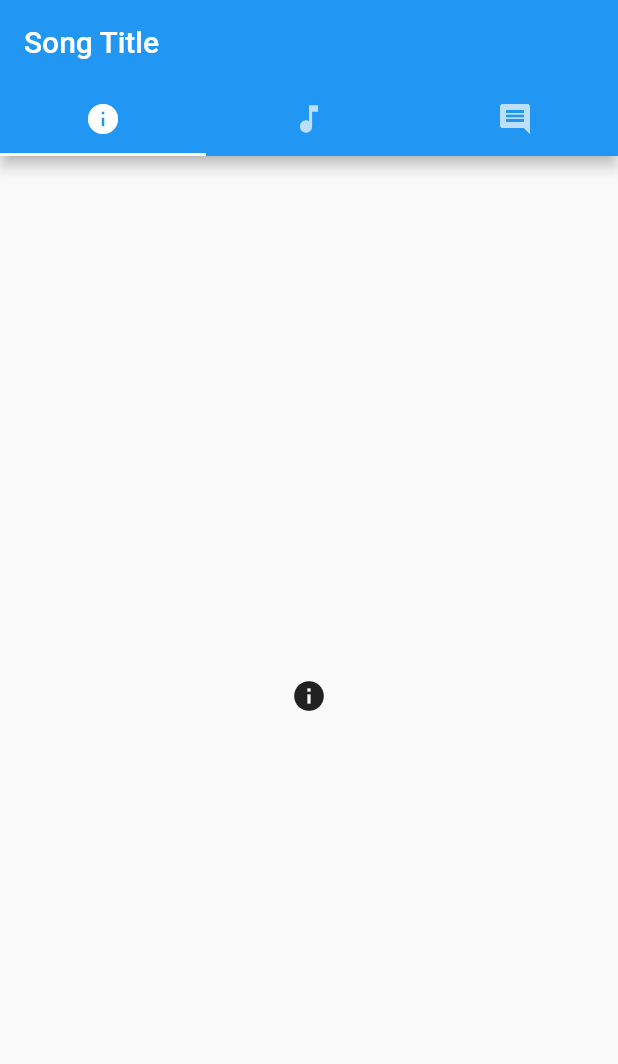
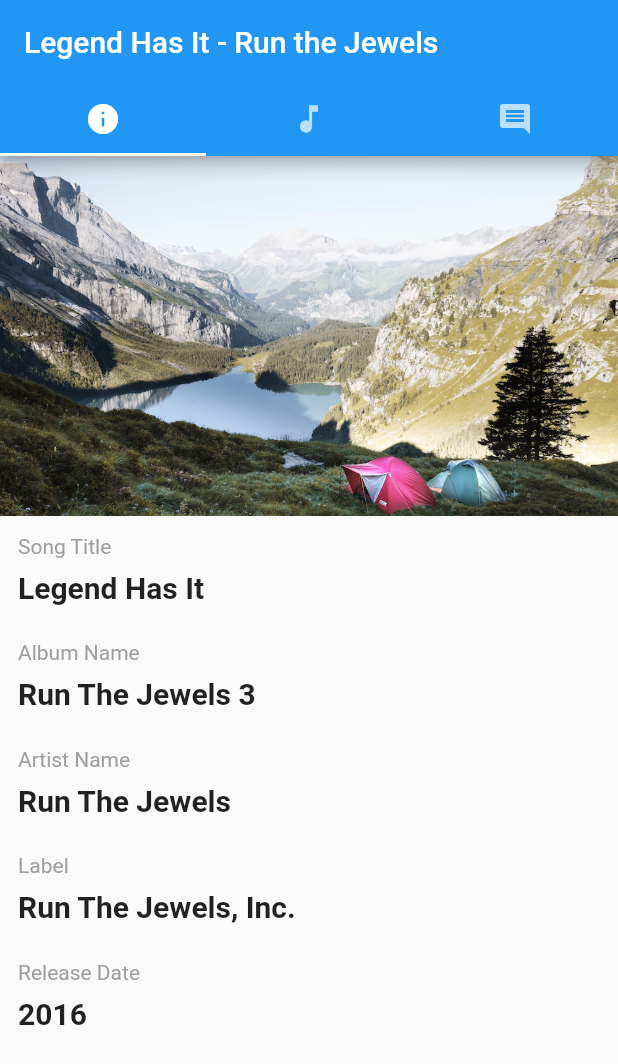
Before and after one commit to Mashnak/DCAppProject, a Flutter app: the screen it shows after launch, on a phone screen of 412 x 824 dp. Shown: the top 1064 px of the screen. Run offline on Flutter 3.47's test engine with Material 2 defaults, Android fonts, the phone set to English and light mode, and no system bars.

Commit message:
Added basic Song-View example.

```diff
--- a/app/lib/main.dart
+++ b/app/lib/main.dart
@@ -3,10 +3,37 @@
 void main() => runApp(new MyApp());
 
 class MyApp extends StatelessWidget {
+  Widget _buildInfoSection(String sectionName, String sectionValue) {
+    return new Container(
+      padding: const EdgeInsets.all(12.0),
+      child: new Row(
+        children: <Widget>[
+          new Expanded(
+            child: new Column(
+              crossAxisAlignment: CrossAxisAlignment.start,
+              children: <Widget>[
+                new Container(
+                  padding: const EdgeInsets.only(bottom: 8.0),
+                  child: new Text(
+                    sectionName,
+                    style: new TextStyle(color: Colors.grey),
+                  ),
+                ),
+                new Text(sectionValue,
+                    style: new TextStyle(
+                        fontSize: 20.0, fontWeight: FontWeight.bold))
+              ],
+            ),
+          )
+        ],
+      ),
+    );
+  }
+
   @override
   Widget build(BuildContext context) {
     return new MaterialApp(
-      title: 'Song View',
+      title: 'Song Finder',
       theme: new ThemeData(
         primarySwatch: Colors.blue,
       ),
@@ -27,11 +54,24 @@
                 )
               ],
             ),
-            title: new Text('Song Title'),
+            title: new Text('Legend Has It - Run the Jewels'),
           ),
           body: new TabBarView(
             children: [
-              new Icon(Icons.info),
+              new ListView(
+                children: <Widget>[
+                  new Image.asset(
+                    'images/lake.jpg',
+                    height: 240.0,
+                    fit: BoxFit.cover,
+                  ),
+                  _buildInfoSection('Song Title', 'Legend Has It'),
+                  _buildInfoSection('Album Name', 'Run The Jewels 3'),
+                  _buildInfoSection('Artist Name', 'Run The Jewels'),
+                  _buildInfoSection('Label', 'Run The Jewels, Inc.'),
+                  _buildInfoSection('Release Date', '2016'),
+                ],
+              ),
               new Icon(Icons.music_note),
               new Icon(Icons.comment)
             ],
--- a/app/pubspec.yaml
+++ b/app/pubspec.yaml
@@ -26,8 +26,8 @@
   uses-material-design: true
 
   # To add assets to your application, add an assets section, like this:
-  # assets:
-  #  - images/a_dot_burr.jpeg
+  assets:
+   - images/lake.jpg
   #  - images/a_dot_ham.jpeg
 
   # An image asset can refer to one or more resolution-specific "variants", see
```
Also changed, not shown: app/images/lake.jpg (added).
